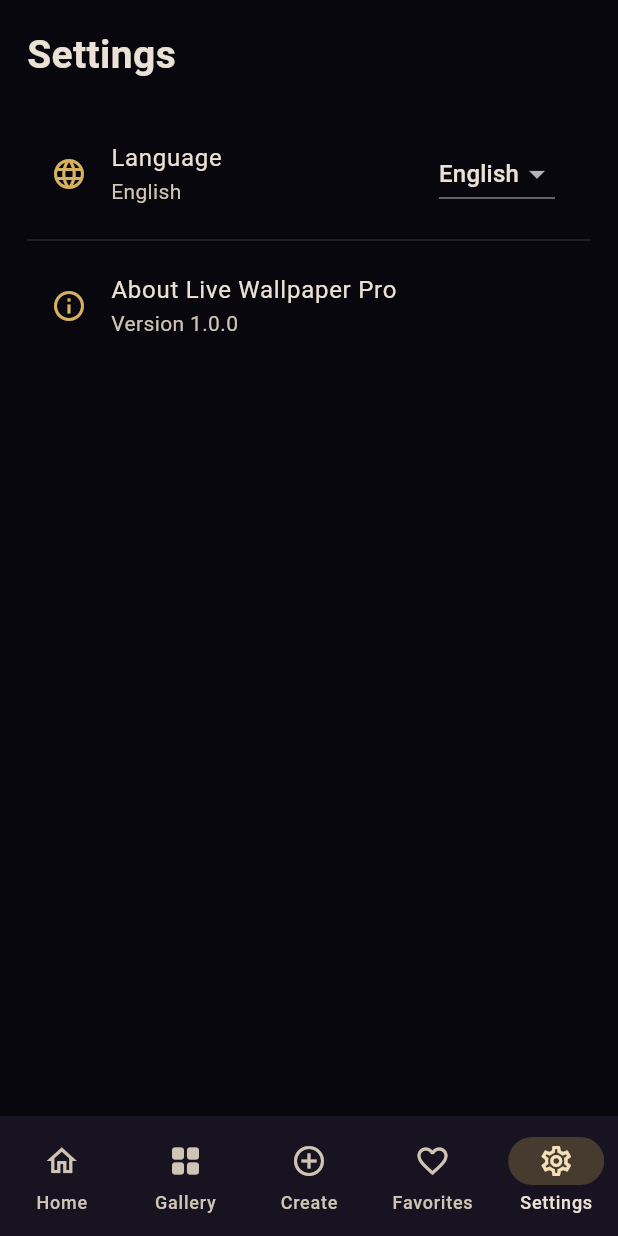
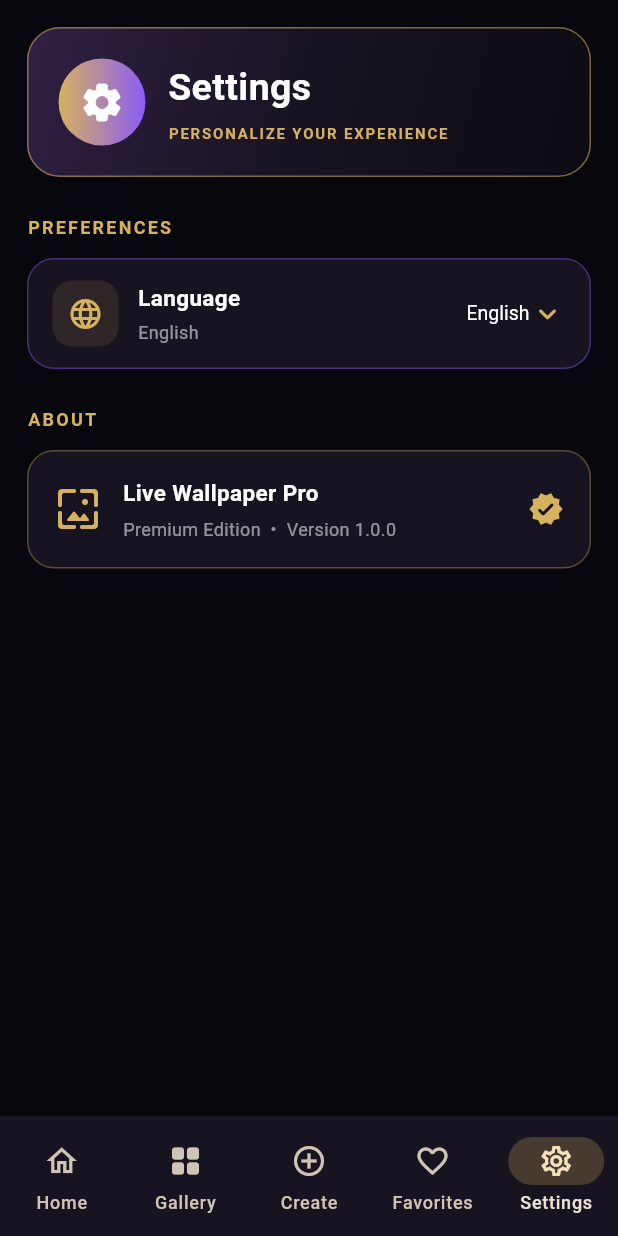
Before and after one commit to ymohammod792-ai/live-wallpaper-pro, a Flutter app: the screen it shows after launch, item 5 of the bottom bar chosen, on a phone screen of 412 x 824 dp. Run offline on Flutter 3.47's test engine with Material 3 defaults, Android fonts, the phone set to English and light mode, and no system bars; our stand-ins replace image_picker, video_player.

Commit message:
Upgrade premium settings page

```diff
--- a/lib/main.dart
+++ b/lib/main.dart
@@ -1279,20 +1279,145 @@ class _MainScreenState extends State<MainScreen> {
     return ListView(
       padding: const EdgeInsets.all(18),
       children: [
+        Container(
+          padding: const EdgeInsets.all(20),
+          decoration: BoxDecoration(
+            borderRadius: BorderRadius.circular(22),
+            border: Border.all(
+              color: const Color(0xFFD6B15E).withValues(alpha: 0.55),
+            ),
+            gradient: const LinearGradient(
+              colors: [
+                Color(0xFF302044),
+                Color(0xFF171320),
+                Color(0xFF0D0B13),
+              ],
+              begin: Alignment.topLeft,
+              end: Alignment.bottomRight,
+            ),
+          ),
+          child: Row(
+            children: [
+              Container(
+                width: 58,
+                height: 58,
+                decoration: const BoxDecoration(
+                  shape: BoxShape.circle,
+                  gradient: LinearGradient(
+                    colors: [Color(0xFFD6B15E), Color(0xFF8B5CF6)],
+                  ),
+                ),
+                child: const Icon(
+                  Icons.settings_rounded,
+                  color: Colors.white,
+                  size: 30,
+                ),
+              ),
+              const SizedBox(width: 15),
+              Expanded(
+                child: Column(
+                  crossAxisAlignment: CrossAxisAlignment.start,
+                  children: [
                     Text(
                       tr('settings'),
-          style: const TextStyle(fontSize: 26, fontWeight: FontWeight.bold),
+                      style: const TextStyle(
+                        fontSize: 25,
+                        fontWeight: FontWeight.bold,
+                        color: Colors.white,
+                      ),
+                    ),
+                    const SizedBox(height: 5),
+                    const Text(
+                      'PERSONALIZE YOUR EXPERIENCE',
+                      style: TextStyle(
+                        color: Color(0xFFD6B15E),
+                        fontSize: 10,
+                        letterSpacing: 1.2,
+                        fontWeight: FontWeight.bold,
+                      ),
+                    ),
+                  ],
+                ),
+              ),
+            ],
+          ),
         ),
         const SizedBox(height: 25),
-        ListTile(
-          leading: const Icon(Icons.language, color: accent),
-          title: Text(tr('language')),
-          subtitle: Text(language),
-          trailing: DropdownButton<String>(
+        const Text(
+          'PREFERENCES',
+          style: TextStyle(
+            color: Color(0xFFD6B15E),
+            fontSize: 12,
+            letterSpacing: 1.5,
+            fontWeight: FontWeight.bold,
+          ),
+        ),
+        const SizedBox(height: 12),
+        Container(
+          padding: const EdgeInsets.symmetric(horizontal: 16, vertical: 12),
+          decoration: BoxDecoration(
+            color: const Color(0xFF171320),
+            borderRadius: BorderRadius.circular(18),
+            border: Border.all(
+              color: const Color(0xFF8B5CF6).withValues(alpha: 0.4),
+            ),
+          ),
+          child: Row(
+            children: [
+              Container(
+                width: 44,
+                height: 44,
+                decoration: BoxDecoration(
+                  color: const Color(0xFFD6B15E).withValues(alpha: 0.12),
+                  borderRadius: BorderRadius.circular(13),
+                ),
+                child: const Icon(
+                  Icons.language_rounded,
+                  color: Color(0xFFD6B15E),
+                  size: 24,
+                ),
+              ),
+              const SizedBox(width: 13),
+              Expanded(
+                child: Column(
+                  crossAxisAlignment: CrossAxisAlignment.start,
+                  children: [
+                    Text(
+                      tr('language'),
+                      style: const TextStyle(
+                        color: Colors.white,
+                        fontSize: 15,
+                        fontWeight: FontWeight.bold,
+                      ),
+                    ),
+                    const SizedBox(height: 4),
+                    Text(
+                      language,
+                      style: const TextStyle(
+                        color: Colors.white54,
+                        fontSize: 12,
+                      ),
+                    ),
+                  ],
+                ),
+              ),
+              DropdownButton<String>(
                 value: language,
-            dropdownColor: panel,
+                dropdownColor: const Color(0xFF171320),
+                underline: const SizedBox(),
+                icon: const Icon(
+                  Icons.keyboard_arrow_down_rounded,
+                  color: Color(0xFFD6B15E),
+                ),
+                style: const TextStyle(
+                  color: Colors.white,
+                  fontSize: 13,
+                ),
                 items: ['English', 'বাংলা', 'Arabic'].map((lang) {
-              return DropdownMenuItem(value: lang, child: Text(lang));
+                  return DropdownMenuItem(
+                    value: lang,
+                    child: Text(lang),
+                  );
                 }).toList(),
                 onChanged: (value) {
                   if (value != null) {
@@ -1300,12 +1425,66 @@ class _MainScreenState extends State<MainScreen> {
                   }
                 },
               ),
+            ],
           ),
-        const Divider(color: Colors.white12),
-        const ListTile(
-          leading: Icon(Icons.info_outline, color: accent),
-          title: Text('About Live Wallpaper Pro'),
-          subtitle: Text('Version 1.0.0'),
+        ),
+        const SizedBox(height: 25),
+        const Text(
+          'ABOUT',
+          style: TextStyle(
+            color: Color(0xFFD6B15E),
+            fontSize: 12,
+            letterSpacing: 1.5,
+            fontWeight: FontWeight.bold,
+          ),
+        ),
+        const SizedBox(height: 12),
+        Container(
+          padding: const EdgeInsets.all(17),
+          decoration: BoxDecoration(
+            color: const Color(0xFF171320),
+            borderRadius: BorderRadius.circular(18),
+            border: Border.all(
+              color: const Color(0xFFD6B15E).withValues(alpha: 0.35),
+            ),
+          ),
+          child: const Row(
+            children: [
+              Icon(
+                Icons.wallpaper_rounded,
+                color: Color(0xFFD6B15E),
+                size: 32,
+              ),
+              SizedBox(width: 14),
+              Expanded(
+                child: Column(
+                  crossAxisAlignment: CrossAxisAlignment.start,
+                  children: [
+                    Text(
+                      'Live Wallpaper Pro',
+                      style: TextStyle(
+                        color: Colors.white,
+                        fontSize: 15,
+                        fontWeight: FontWeight.bold,
+                      ),
+                    ),
+                    SizedBox(height: 5),
+                    Text(
+                      'Premium Edition  •  Version 1.0.0',
+                      style: TextStyle(
+                        color: Colors.white54,
+                        fontSize: 12,
+                      ),
+                    ),
+                  ],
+                ),
+              ),
+              Icon(
+                Icons.verified_rounded,
+                color: Color(0xFFD6B15E),
+              ),
+            ],
+          ),
         ),
       ],
     );
```
Lines whose indentation alone changed are shown as unchanged.
